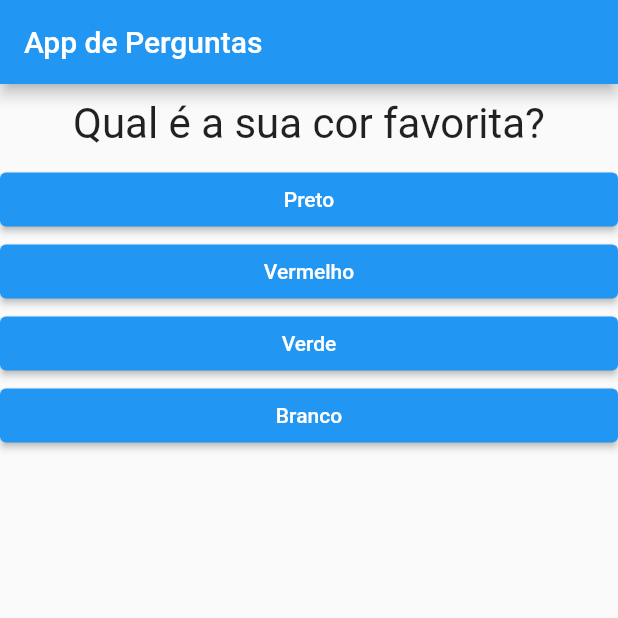
After one commit to CharlesEdu07/QuestionsApp, a Flutter app: the screen it shows after launch, on a phone screen of 412 x 824 dp, the top half of it. The commit adds this screen. Run offline on Flutter 3.47's test engine with Material 2 defaults, Android fonts, the phone set to English and light mode, and no system bars.

Commit message:
Criando questionario

```diff
--- a/lib/main.dart
+++ b/lib/main.dart
@@ -1,13 +1,12 @@
 import 'package:flutter/material.dart';
-import './question.dart';
-import './answer.dart';
+import './questionnaire.dart';
 import './result.dart';
 
 void main() => runApp(QuestionApp());
 
 class _QuestionAppState extends State<QuestionApp> {
   var _questionIndex = 0;
-  final List _questions = const [
+  final List<Map<String, Object>> _questions = const [
       {
         "text": "Qual é a sua cor favorita?",
         "answers": ["Preto", "Vermelho", "Verde", "Branco"],
@@ -20,7 +19,11 @@ class _QuestionAppState extends State<QuestionApp> {
         "text": "Qual é a sua fruta favorita?",
         "answers": ["Maçã", "Banana", "Laranja", "Uva"],
       }
-    ];
+  ];
+
+  bool get hasQuestion {
+    return _questionIndex < _questions.length;
+  }
 
   void _answerQuestion() {
     if (hasQuestion) {
@@ -30,27 +33,17 @@ class _QuestionAppState extends State<QuestionApp> {
     }
   }
 
-  bool get hasQuestion {
-    return _questionIndex < _questions.length;
-  }
-
   @override
   Widget build(BuildContext context) {
-    List<String> answers = hasQuestion
-      ? _questions[_questionIndex].cast()["answers"]
-      : [];
-
     return MaterialApp(
       home: Scaffold(
         appBar: AppBar(
           title: const Text('App de Perguntas'),
         ),
-        body: hasQuestion ? Column(
-          children: [
-            Question(_questions[_questionIndex]["text"].toString()),
-            ...answers.map((answer) => Answer(answer, _answerQuestion))
-            .toList(),
-          ],
+        body: hasQuestion ? Questionnaire(
+          questionIndex: _questionIndex,
+          questions: _questions,
+          answer: _answerQuestion,
         ) : Result(
           text: "Finalizado!"
         ),
--- /dev/null
+++ b/lib/questionnaire.dart
@@ -0,0 +1,35 @@
+import 'package:flutter/material.dart';
+import './question.dart';
+import './answer.dart';
+import './question.dart';
+
+class Questionnaire extends StatelessWidget {
+  final int questionIndex;
+  final List<Map<String, Object>> questions;
+  final void Function() answer;
+
+  Questionnaire({
+    required this.questionIndex,
+    required this.questions,
+    required this.answer,
+  });
+
+  bool get hasQuestion {
+    return questionIndex < questions.length;
+  }
+
+  @override
+  Widget build(BuildContext context) {
+    List<String> answers = hasQuestion
+      ? questions[questionIndex].cast()["answers"]
+      : [];
+
+    return Column(
+      children: [
+        Question(questions[questionIndex]["text"].toString()),
+        ...answers.map((answer) => Answer(answer, this.answer))
+        .toList(),
+      ],
+    );
+  }
+}
```
